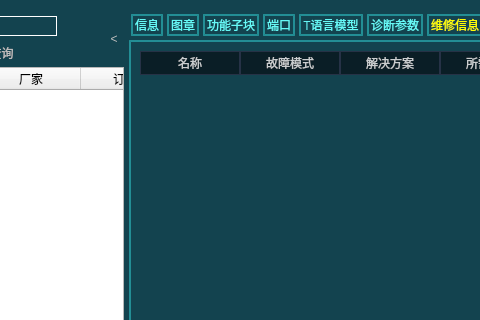
lushisongicloud/T-Designer, file dialogunitmanage.ui: the form before one commit; both pictures show x 709 to 1189 and y 0 to 320 of the 1392 by 800 pixel window.
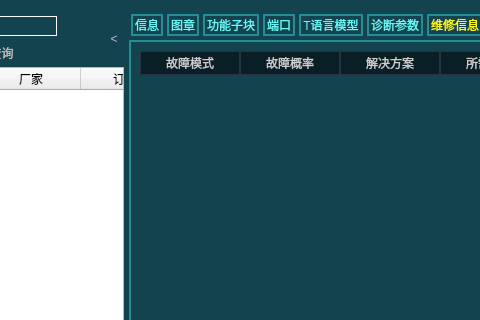
The form after the commit. The open tabs and pages were chosen to show the change. Icons and pictures are not drawn. Custom widgets are drawn as their Qt base class.

What changed in the file:
```diff
--- a/dialogunitmanage.ui
+++ b/dialogunitmanage.ui
@@ -2232,16 +2232,16 @@
             <attribute name="verticalHeaderVisible">
              <bool>false</bool>
             </attribute>
-            <column>
-             <property name="text">
-              <string>名称</string>
-             </property>
-            </column>
             <column>
              <property name="text">
               <string>故障模式</string>
              </property>
             </column>
+            <column>
+             <property name="text">
+              <string>故障概率</string>
+             </property>
+            </column>
             <column>
              <property name="text">
               <string>解决方案</string>
```
Left out of the diff: 9 changed lines with no effect on the pictures.
